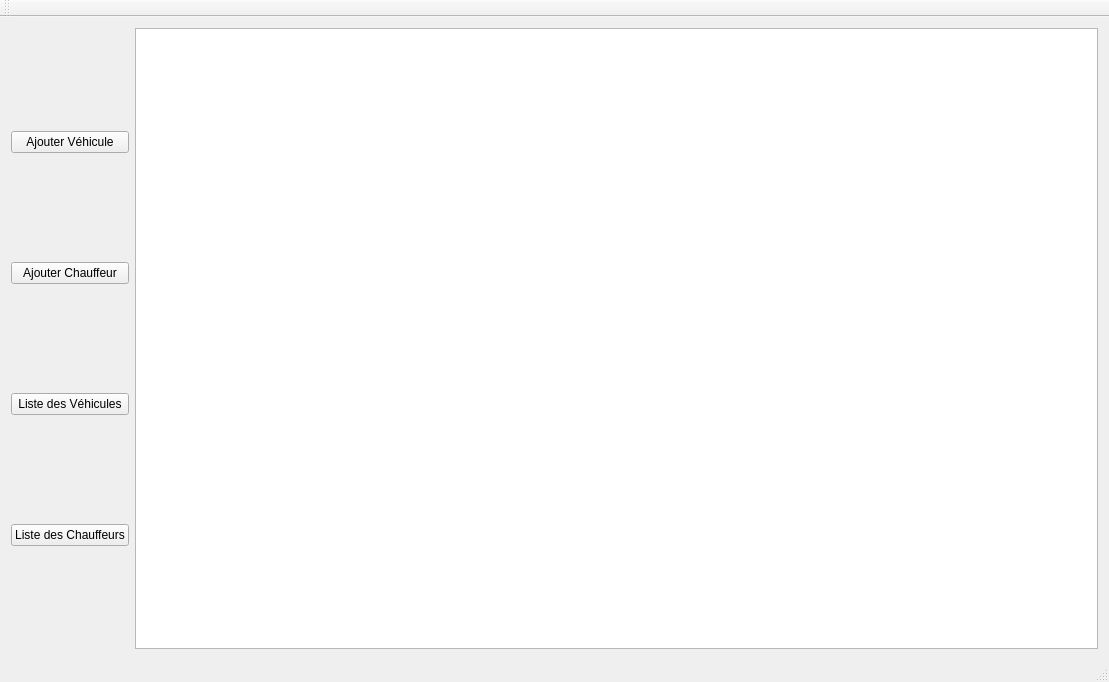
This is mainwindow.ui in FrLallemand/autovoiture as Qt 5 draws it before an edit. The edited form follows.
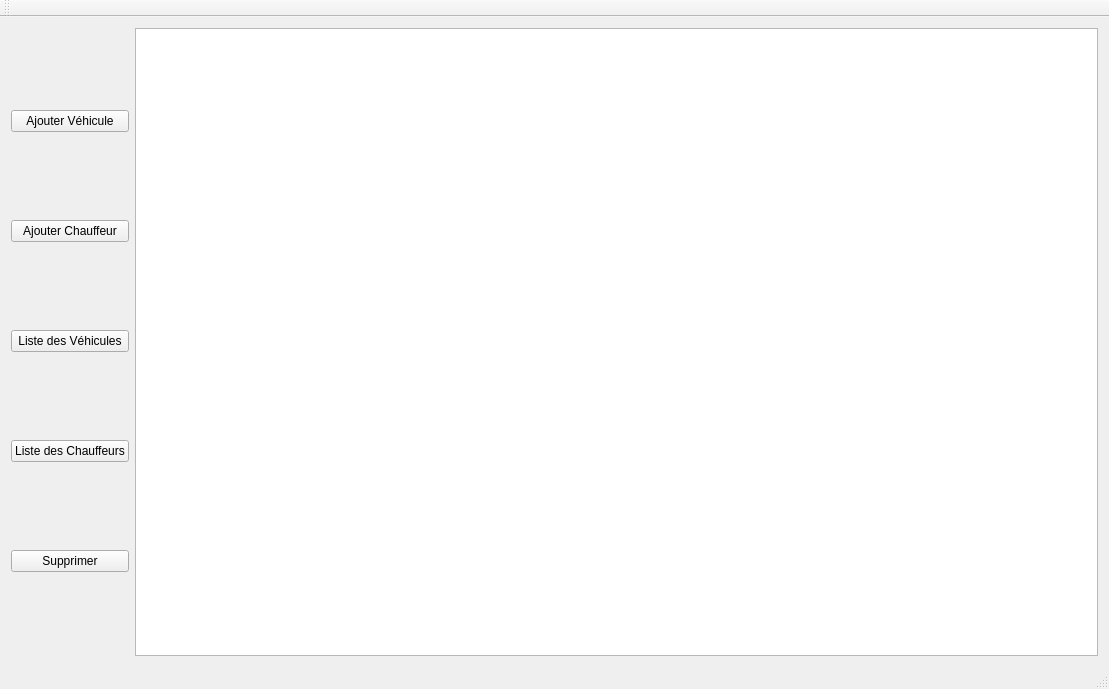
This is the edited form.

Commit message: add a delete button for the items in tablewidget. This button is not connected to anything

Diff of the .ui file:
```diff
--- a/mainwindow.ui
+++ b/mainwindow.ui
@@ -7,7 +7,7 @@
     <x>0</x>
     <y>0</y>
     <width>1109</width>
-    <height>682</height>
+    <height>689</height>
    </rect>
   </property>
   <property name="windowTitle">
@@ -51,6 +51,13 @@
         </property>
        </widget>
       </item>
+      <item>
+       <widget class="QPushButton" name="b_supprimerElement">
+        <property name="text">
+         <string>Supprimer</string>
+        </property>
+       </widget>
+      </item>
      </layout>
     </item>
     <item row="0" column="4">
```
The commit also changes 2 other files.
